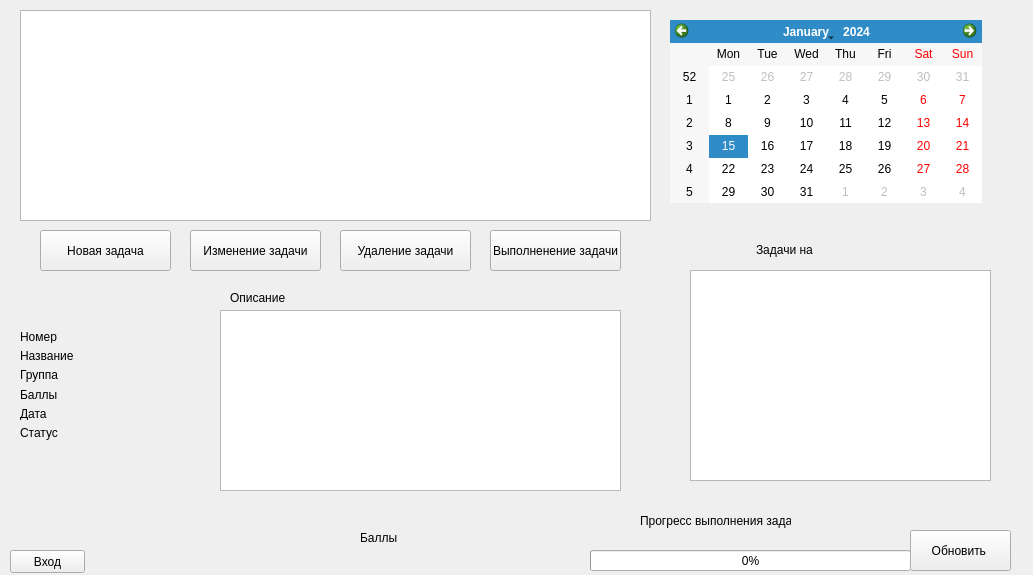
keregan/Active_staff_motivation_qt, file untitled_2.ui: the form before one commit.
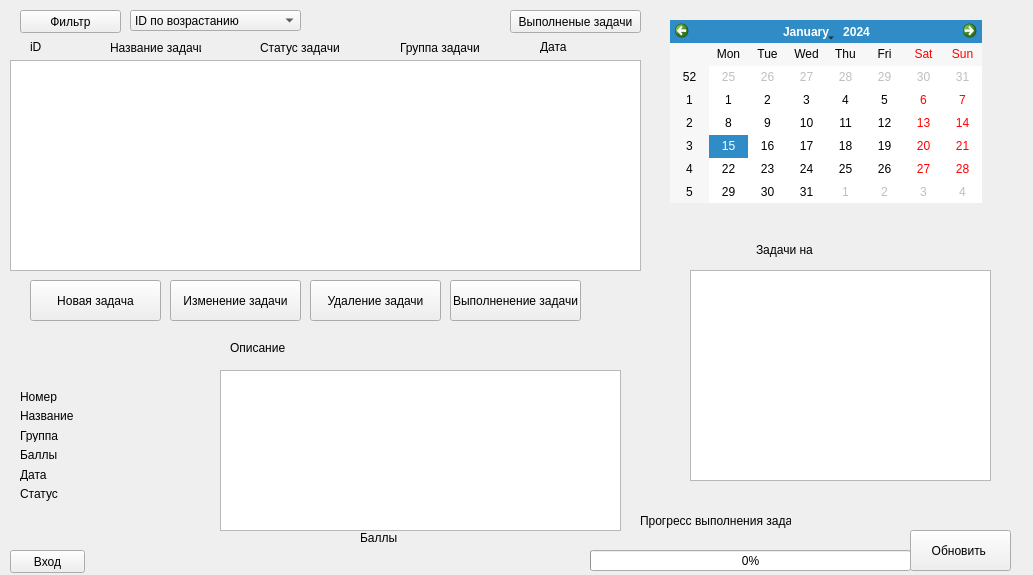
The form after the commit.

What changed in the file:
```diff
--- a/untitled_2.ui
+++ b/untitled_2.ui
@@ -100,8 +100,8 @@
    <widget class="QPushButton" name="new_task_window">
     <property name="geometry">
      <rect>
-      <x>40</x>
-      <y>230</y>
+      <x>30</x>
+      <y>280</y>
       <width>131</width>
       <height>41</height>
      </rect>
@@ -175,8 +175,8 @@
    <widget class="QListWidget" name="tasks_list">
     <property name="geometry">
      <rect>
-      <x>20</x>
-      <y>10</y>
+      <x>10</x>
+      <y>60</y>
       <width>631</width>
       <height>211</height>
      </rect>
@@ -185,8 +185,8 @@
    <widget class="QPushButton" name="upgrade_task_window_2">
     <property name="geometry">
      <rect>
-      <x>190</x>
-      <y>230</y>
+      <x>170</x>
+      <y>280</y>
       <width>131</width>
       <height>41</height>
      </rect>
@@ -198,8 +198,8 @@
    <widget class="QPushButton" name="delete_task_window">
     <property name="geometry">
      <rect>
-      <x>340</x>
-      <y>230</y>
+      <x>310</x>
+      <y>280</y>
       <width>131</width>
       <height>41</height>
      </rect>
@@ -211,8 +211,8 @@
    <widget class="QPushButton" name="accept_task_window">
     <property name="geometry">
      <rect>
-      <x>490</x>
-      <y>230</y>
+      <x>450</x>
+      <y>280</y>
       <width>131</width>
       <height>41</height>
      </rect>
@@ -224,9 +224,9 @@
    <widget class="QLabel" name="error_task">
     <property name="geometry">
      <rect>
-      <x>40</x>
-      <y>270</y>
-      <width>581</width>
+      <x>30</x>
+      <y>320</y>
+      <width>551</width>
       <height>20</height>
      </rect>
     </property>
@@ -238,9 +238,9 @@
     <property name="geometry">
      <rect>
       <x>220</x>
-      <y>310</y>
+      <y>370</y>
       <width>401</width>
-      <height>181</height>
+      <height>161</height>
      </rect>
     </property>
    </widget>
@@ -248,7 +248,7 @@
     <property name="geometry">
      <rect>
       <x>230</x>
-      <y>290</y>
+      <y>340</y>
       <width>61</width>
       <height>16</height>
      </rect>
@@ -293,13 +293,13 @@
      <string/>
     </property>
    </widget>
-   <widget class="QWidget" name="">
+   <widget class="QWidget" name="layoutWidget">
     <property name="geometry">
      <rect>
       <x>20</x>
-      <y>330</y>
+      <y>390</y>
       <width>191</width>
-      <height>110</height>
+      <height>111</height>
      </rect>
     </property>
     <layout class="QFormLayout" name="formLayout">
@@ -389,6 +389,157 @@
      </item>
     </layout>
    </widget>
+   <widget class="QLabel" name="label_11">
+    <property name="geometry">
+     <rect>
+      <x>30</x>
+      <y>40</y>
+      <width>47</width>
+      <height>13</height>
+     </rect>
+    </property>
+    <property name="text">
+     <string>iD</string>
+    </property>
+   </widget>
+   <widget class="QLabel" name="label_12">
+    <property name="geometry">
+     <rect>
+      <x>110</x>
+      <y>40</y>
+      <width>91</width>
+      <height>16</height>
+     </rect>
+    </property>
+    <property name="text">
+     <string>Название задачи</string>
+    </property>
+   </widget>
+   <widget class="QLabel" name="label_13">
+    <property name="geometry">
+     <rect>
+      <x>260</x>
+      <y>40</y>
+      <width>91</width>
+      <height>16</height>
+     </rect>
+    </property>
+    <property name="text">
+     <string>Статус задачи</string>
+    </property>
+   </widget>
+   <widget class="QLabel" name="label_14">
+    <property name="geometry">
+     <rect>
+      <x>400</x>
+      <y>40</y>
+      <width>91</width>
+      <height>16</height>
+     </rect>
+    </property>
+    <property name="text">
+     <string>Группа задачи</string>
+    </property>
+   </widget>
+   <widget class="QLabel" name="label_15">
+    <property name="geometry">
+     <rect>
+      <x>540</x>
+      <y>40</y>
+      <width>47</width>
+      <height>13</height>
+     </rect>
+    </property>
+    <property name="text">
+     <string>Дата</string>
+    </property>
+   </widget>
+   <widget class="QPushButton" name="filter_button">
+    <property name="geometry">
+     <rect>
+      <x>20</x>
+      <y>10</y>
+      <width>101</width>
+      <height>23</height>
+     </rect>
+    </property>
+    <property name="text">
+     <string>Фильтр</string>
+    </property>
+   </widget>
+   <widget class="QComboBox" name="filter">
+    <property name="geometry">
+     <rect>
+      <x>130</x>
+      <y>10</y>
+      <width>171</width>
+      <height>21</height>
+     </rect>
+    </property>
+    <item>
+     <property name="text">
+      <string>ID по возрастанию</string>
+     </property>
+    </item>
+    <item>
+     <property name="text">
+      <string>ID по убыванию</string>
+     </property>
+    </item>
+    <item>
+     <property name="text">
+      <string>Название по возрастанию</string>
+     </property>
+    </item>
+    <item>
+     <property name="text">
+      <string>Название по убыванию</string>
+     </property>
+    </item>
+    <item>
+     <property name="text">
+      <string>Статус по возрастанию</string>
+     </property>
+    </item>
+    <item>
+     <property name="text">
+      <string>Статус по убыванию</string>
+     </property>
+    </item>
+    <item>
+     <property name="text">
+      <string>Группа по возрастанию</string>
+     </property>
+    </item>
+    <item>
+     <property name="text">
+      <string>Группа по убыванию</string>
+     </property>
+    </item>
+    <item>
+     <property name="text">
+      <string>Дата по возрастанию</string>
+     </property>
+    </item>
+    <item>
+     <property name="text">
+      <string>Дата по убыванию</string>
+     </property>
+    </item>
+   </widget>
+   <widget class="QPushButton" name="task_old">
+    <property name="geometry">
+     <rect>
+      <x>510</x>
+      <y>10</y>
+      <width>131</width>
+      <height>23</height>
+     </rect>
+    </property>
+    <property name="text">
+     <string>Выполненые задачи</string>
+    </property>
+   </widget>
   </widget>
  </widget>
  <resources/>
```
Left out of the diff: 14 changed lines with no effect on the pictures.
